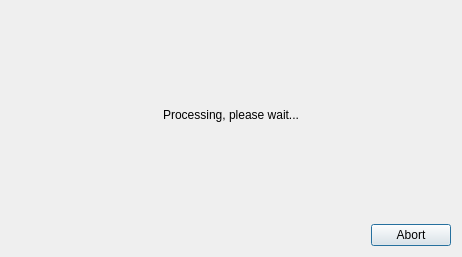
This is UnfoldedStudio/resources/ui/progress_dialog.ui in foursquare/qgis-plugin as Qt 5 draws it before an edit. The edited form follows.
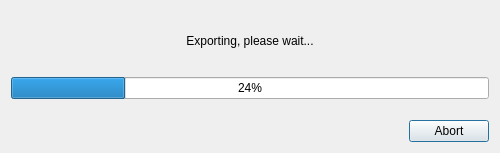
This is the edited form.

Commit message: #10: Use only one progress bar

```diff
--- a/UnfoldedStudio/resources/ui/progress_dialog.ui
+++ b/UnfoldedStudio/resources/ui/progress_dialog.ui
@@ -6,8 +6,8 @@
             <rect>
                 <x>0</x>
                 <y>0</y>
-                <width>462</width>
-                <height>257</height>
+                <width>500</width>
+                <height>153</height>
             </rect>
         </property>
         <property name="windowTitle">
@@ -25,7 +25,7 @@
                                 </size>
                             </property>
                             <property name="text">
-                                <string>Processing, please wait...</string>
+                                <string>Exporting, please wait...</string>
                             </property>
                             <property name="alignment">
                                 <set>Qt::AlignCenter</set>
@@ -33,10 +33,27 @@
                         </widget>
                     </item>
                     <item>
-                        <layout class="QVBoxLayout" name="pb_vlayout"/>
+                        <widget class="QProgressBar" name="progress_bar">
+                            <property name="value">
+                                <number>24</number>
+                            </property>
+                        </widget>
                     </item>
                 </layout>
             </item>
+            <item>
+                <spacer name="verticalSpacer">
+                    <property name="orientation">
+                        <enum>Qt::Vertical</enum>
+                    </property>
+                    <property name="sizeHint" stdset="0">
+                        <size>
+                            <width>20</width>
+                            <height>0</height>
+                        </size>
+                    </property>
+                </spacer>
+            </item>
             <item>
                 <layout class="QHBoxLayout" name="horizontalLayout">
                     <item>
```
The commit also changes 2 other files.
